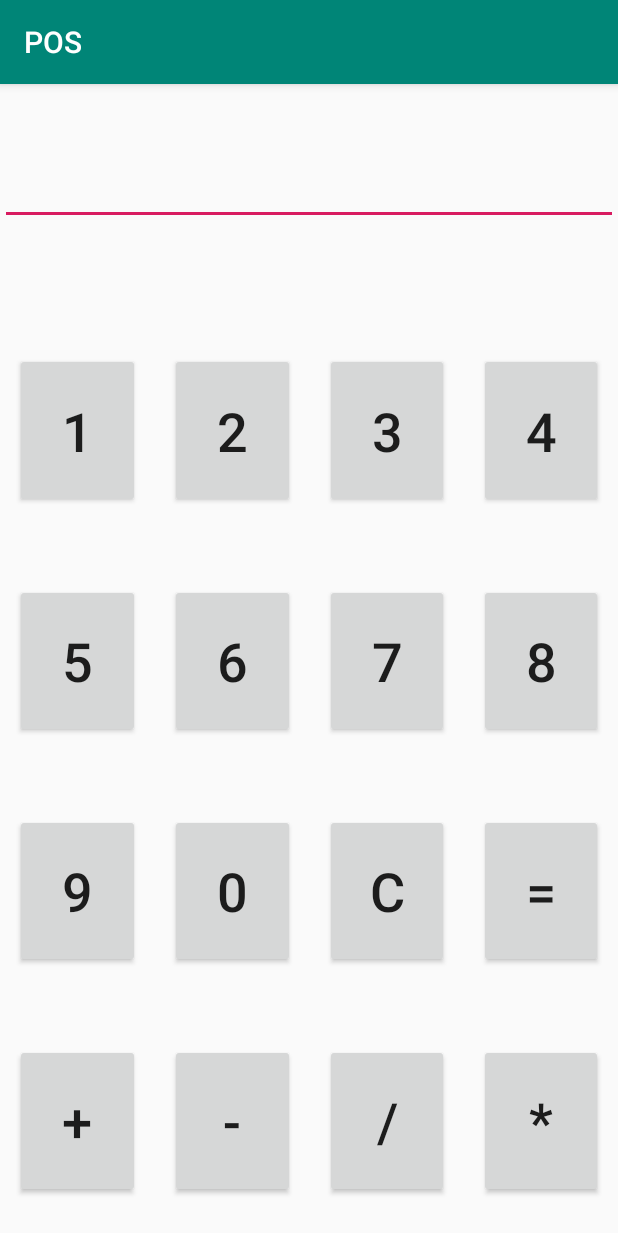
After one commit to ryagasanjay/POS, an Android app: the Calculator screen opened directly, with no data from a screen before it, on a phone screen of 412 x 824 dp. The commit adds this screen. Shown: the top 1233 px of the screen. Run offline under Robolectric (Android 15) with nearby library versions, the phone set to English and light mode, and no system bars.

Commit message:
added calculator

```diff
--- a/app/src/main/AndroidManifest.xml
+++ b/app/src/main/AndroidManifest.xml
@@ -1,6 +1,7 @@
 <?xml version="1.0" encoding="utf-8"?>
 <manifest xmlns:android="http://schemas.android.com/apk/res/android"
     package="com.example.pos">
+
     <uses-permission android:name="android.permission.SEND_SMS" />
     <uses-permission android:name="android.permission.CALL_PHONE" />
 
@@ -11,7 +12,8 @@
         android:roundIcon="@mipmap/ic_launcher_round"
         android:supportsRtl="true"
         android:theme="@style/AppTheme">
-        <activity android:name=".ThirdActivity"></activity>
+        <activity android:name=".Calculator"></activity>
+        <activity android:name=".ThirdActivity" />
         <activity android:name=".SecondActivity" />
         <activity android:name=".MainActivity">
             <intent-filter>
--- /dev/null
+++ b/app/src/main/java/com/example/pos/Calculator.java
@@ -0,0 +1,252 @@
+package com.example.pos;
+
+import androidx.appcompat.app.AppCompatActivity;
+
+import android.os.Bundle;
+import android.view.View;
+import android.widget.Button;
+import android.widget.EditText;
+
+public class Calculator extends AppCompatActivity {
+
+    EditText view;
+    String num1,num2,num3,num4;
+    double cal1,cal2;
+    Button b1,b2,b3,b4,b5,b6,b7,b8,b9,b0,bmin,bplus,bdiv,bmul,beqal,bclear;
+    @Override
+    protected void onCreate(Bundle savedInstanceState) {
+        super.onCreate(savedInstanceState);
+        setContentView(R.layout.activity_calculator);
+        view = findViewById(R.id.viewcal);
+        b1 = findViewById(R.id.button1);
+        b2 = findViewById(R.id.button2);
+        b3 = findViewById(R.id.button3);
+        b4 = findViewById(R.id.button4);
+        b5 = findViewById(R.id.button5);
+        b6 = findViewById(R.id.button6);
+        b7 = findViewById(R.id.button7);
+        b8 = findViewById(R.id.button8);
+        b9 = findViewById(R.id.button9);
+        b0 = findViewById(R.id.button10);
+        bmin = findViewById(R.id.buttonmil);
+        bmul = findViewById(R.id.buttonmul);
+        bplus = findViewById(R.id.buttonplus);
+        bdiv = findViewById(R.id.buttondiv);
+        beqal = findViewById(R.id.buttoneq);
+        bclear = findViewById(R.id.bclear);
+
+        b1.setOnClickListener(new View.OnClickListener() {
+            @Override
+            public void onClick(View v) {
+                view.setText(view.getText().toString()+"1");
+                if(num2 == "")
+                {
+                    num1 = num1 + "1";
+                }
+                else if(num2 == "+"||num2 == "-"||num2 == "/"||num2 == "*")
+                {
+                    num3 = num3 + "1";
+                }
+
+            }
+        });
+        b2.setOnClickListener(new View.OnClickListener() {
+            @Override
+            public void onClick(View v) {
+                view.setText(view.getText().toString()+"2");
+                if(num2 == "")
+                {
+                    num1 = num1 + "2";
+                }
+                else if(num2 == "+"||num2 == "-"||num2 == "/"||num2 == "*")
+                {
+                    num3 = num3 + "2";
+                }
+            }
+        });
+        b3.setOnClickListener(new View.OnClickListener() {
+            @Override
+            public void onClick(View v) {
+                view.setText(view.getText().toString()+"3");
+                if(num2 == "")
+                {
+                    num1 = num1 + "3";
+                }
+                else if(num2 == "+"||num2 == "-"||num2 == "/"||num2 == "*")
+                {
+                    num3 = num3 + "3";
+                }
+            }
+        });
+        b4.setOnClickListener(new View.OnClickListener() {
+            @Override
+            public void onClick(View v) {
+                view.setText(view.getText().toString()+"4");
+                if(num2 == "")
+                {
+                    num1 = num1 + "4";
+                }
+                else if(num2 == "+"||num2 == "-"||num2 == "/"||num2 == "*")
+                {
+                    num3 = num3 + "4";
+                }
+            }
+        });
+        b5.setOnClickListener(new View.OnClickListener() {
+            @Override
+            public void onClick(View v) {
+                view.setText(view.getText().toString()+"5");
+                if(num2 == "")
+                {
+                    num1 = num1 + "5";
+                }
+                else if(num2 == "+"||num2 == "-"||num2 == "/"||num2 == "*")
+                {
+                    num3 = num3 + "5";
+                }
+            }
+        });
+        b6.setOnClickListener(new View.OnClickListener() {
+            @Override
+            public void onClick(View v) {
+                view.setText(view.getText().toString()+"6");
+                if(num2 == "")
+                {
+                    num1 = num1 + "6";
+                }
+                else if(num2 == "+"||num2 == "-"||num2 == "/"||num2 == "*")
+                {
+                    num3 = num3 + "6";
+                }
+            }
+        });
+        b7.setOnClickListener(new View.OnClickListener() {
+            @Override
+            public void onClick(View v) {
+                view.setText(view.getText().toString()+"7");
+                if(num2 == "")
+                {
+                    num1 = num1 + "7";
+                }
+                else if(num2 == "+"||num2 == "-"||num2 == "/"||num2 == "*")
+                {
+                    num3 = num3 + "7";
+                }
+            }
+        });
+        b8.setOnClickListener(new View.OnClickListener() {
+            @Override
+            public void onClick(View v) {
+                view.setText(view.getText().toString()+"8");
+                if(num2 == "")
+                {
+                    num1 = num1 + "8";
+                }
+                else if(num2 == "+"||num2 == "-"||num2 == "/"||num2 == "*")
+                {
+                    num3 = num3 + "8";
+                }
+            }
+        });
+        b9.setOnClickListener(new View.OnClickListener() {
+            @Override
+            public void onClick(View v) {
+                view.setText(view.getText().toString()+"9");
+                if(num2 == "")
+                {
+                    num1 = num1 + "9";
+                }
+                else if(num2 == "+"||num2 == "-"||num2 == "/"||num2 == "*")
+                {
+                    num3 = num3 + "9";
+                }
+            }
+        });
+        b0.setOnClickListener(new View.OnClickListener() {
+            @Override
+            public void onClick(View v) {
+                view.setText(view.getText().toString()+"0");
+                if(num2 == "")
+                {
+                    num1 = num1 + "0";
+                }
+                else if(num2 == "+"||num2 == "-"||num2 == "/"||num2 == "*")
+                {
+                    num3 = num3 + "0";
+                }
+            }
+        });
+        bclear.setOnClickListener(new View.OnClickListener() {
+            @Override
+            public void onClick(View v) {
+                view.setText("");
+                num1="";
+                num2="";
+                num3="";
+                cal1=0;
+                cal2=0;
+            }
+        });
+        bplus.setOnClickListener(new View.OnClickListener() {
+            @Override
+            public void onClick(View v) {
+                cal1 = Double.parseDouble(num1);
+                view.setText(view.getText().toString()+"+");
+                num2 = "+";
+            }
+        });
+        bmin.setOnClickListener(new View.OnClickListener() {
+            @Override
+            public void onClick(View v) {
+                cal1 = Double.parseDouble(num1);
+                view.setText(view.getText().toString()+"-");
+                num2 = "-";
+            }
+        });
+        bdiv.setOnClickListener(new View.OnClickListener() {
+            @Override
+            public void onClick(View v) {
+                cal1 = Double.parseDouble(num1);
+                view.setText(view.getText().toString()+"/");
+                num2 = "/";
+            }
+        });
+        bmul.setOnClickListener(new View.OnClickListener() {
+            @Override
+            public void onClick(View v) {
+                cal1 = Double.parseDouble(num1);
+                view.setText(view.getText().toString()+"*");
+                num2 = "*";
+            }
+        });
+        beqal.setOnClickListener(new View.OnClickListener() {
+            @Override
+            public void onClick(View v) {
+                if(num2 == "+")
+                {
+                    cal2 = Double.parseDouble(num3);
+                    num4 = String.valueOf(cal1 + cal2);
+                }
+                else if(num2 == "-")
+                {
+                    cal2 = Double.parseDouble(num3);
+                    num4 = String.valueOf(cal1 - cal2);
+                }
+                else if(num2 == "/")
+                {
+                    cal2 = Double.parseDouble(num3);
+                    num4 = String.valueOf(cal1 / cal2);
+                }
+                else if(num2 == "*")
+                {
+                    cal2 = Double.parseDouble(num3);
+                    num4 = String.valueOf(cal1 * cal2);
+                }
+                view.setText(num4);
+                num1="";
+                num2="";
+                num3="";cal1=0;cal2=0;
+            }
+        });
+    }
+}
--- a/app/src/main/java/com/example/pos/MainActivity.java
+++ b/app/src/main/java/com/example/pos/MainActivity.java
@@ -4,6 +4,7 @@ import androidx.appcompat.app.AppCompatActivity;
 import androidx.core.app.ActivityCompat;
 
 import android.Manifest;
+import android.annotation.SuppressLint;
 import android.content.Intent;
 import android.content.pm.PackageManager;
 import android.os.Build;
@@ -95,6 +96,15 @@ public class MainActivity extends AppCompatActivity {
             }
         });
 
+        Button calc = findViewById(R.id.calculator);
+        calc.setOnClickListener(new View.OnClickListener() {
+            @Override
+            public void onClick(View v) {
+                Intent intent = new Intent(MainActivity.this,Calculator.class);
+                startActivity(intent);
+            }
+        });
+
 
     }
 
@@ -130,6 +140,7 @@ public class MainActivity extends AppCompatActivity {
      */
 
 
+    @SuppressLint("LongLogTag")
     protected void sendEmail() {
         Log.i("Send email", "");
         String[] TO = {""};
--- /dev/null
+++ b/app/src/main/res/layout/activity_calculator.xml
@@ -0,0 +1,241 @@
+<?xml version="1.0" encoding="utf-8"?>
+<LinearLayout xmlns:android="http://schemas.android.com/apk/res/android"
+    xmlns:app="http://schemas.android.com/apk/res-auto"
+    xmlns:tools="http://schemas.android.com/tools"
+    android:layout_width="match_parent"
+    android:layout_height="match_parent"
+    android:orientation="vertical"
+    tools:context=".Calculator">
+
+    <LinearLayout
+        android:layout_width="match_parent"
+        android:layout_height="match_parent"
+        android:layout_weight="1"
+        android:orientation="vertical">
+
+        <EditText
+            android:id="@+id/viewcal"
+            android:layout_width="match_parent"
+            android:layout_height="94dp"
+            android:ems="10"
+            android:inputType="textPersonName" />
+    </LinearLayout>
+
+    <LinearLayout
+        android:layout_width="match_parent"
+        android:layout_height="match_parent"
+        android:layout_weight="1"
+        android:gravity="center_vertical"
+        android:weightSum="4">
+
+        <Button
+            android:id="@+id/button1"
+            android:layout_width="wrap_content"
+            android:layout_height="match_parent"
+            android:layout_marginLeft="10dp"
+            android:layout_marginTop="25dp"
+            android:layout_marginRight="10dp"
+            android:layout_marginBottom="25dp"
+            android:layout_weight="1"
+            android:text="1"
+            android:textSize="36sp" />
+
+        <Button
+            android:id="@+id/button2"
+            android:layout_width="wrap_content"
+            android:layout_height="match_parent"
+            android:layout_marginLeft="10dp"
+            android:layout_marginTop="25dp"
+            android:layout_marginRight="10dp"
+            android:layout_marginBottom="25dp"
+            android:layout_weight="1"
+            android:text="2"
+            android:textSize="36sp" />
+
+        <Button
+            android:id="@+id/button3"
+            android:layout_width="wrap_content"
+            android:layout_height="match_parent"
+            android:layout_marginLeft="10dp"
+            android:layout_marginTop="25dp"
+            android:layout_marginRight="10dp"
+            android:layout_marginBottom="25dp"
+            android:layout_weight="1"
+            android:text="3"
+            android:textSize="36sp" />
+
+        <Button
+            android:id="@+id/button4"
+            android:layout_width="wrap_content"
+            android:layout_height="match_parent"
+            android:layout_marginLeft="10dp"
+            android:layout_marginTop="25dp"
+            android:layout_marginRight="10dp"
+            android:layout_marginBottom="25dp"
+            android:layout_weight="1"
+            android:text="4"
+            android:textSize="36sp" />
+    </LinearLayout>
+
+    <LinearLayout
+        android:layout_width="match_parent"
+        android:layout_height="match_parent"
+        android:layout_weight="1">
+
+        <Button
+            android:id="@+id/button5"
+            android:layout_width="match_parent"
+            android:layout_height="match_parent"
+            android:layout_marginLeft="10dp"
+            android:layout_marginTop="25dp"
+            android:layout_marginRight="10dp"
+            android:layout_marginBottom="25dp"
+            android:layout_weight="1"
+            android:text="5"
+            android:textSize="36sp" />
+
+        <Button
+            android:id="@+id/button6"
+            android:layout_width="match_parent"
+            android:layout_height="match_parent"
+            android:layout_marginLeft="10dp"
+            android:layout_marginTop="25dp"
+            android:layout_marginRight="10dp"
+            android:layout_marginBottom="25dp"
+            android:layout_weight="1"
+            android:text="6"
+            android:textSize="36sp" />
+
+        <Button
+            android:id="@+id/button7"
+            android:layout_width="match_parent"
+            android:layout_height="match_parent"
+            android:layout_marginLeft="10dp"
+            android:layout_marginTop="25dp"
+            android:layout_marginRight="10dp"
+            android:layout_marginBottom="25dp"
+            android:layout_weight="1"
+            android:text="7"
+            android:textSize="36sp" />
+
+        <Button
+            android:id="@+id/button8"
+            android:layout_width="match_parent"
+            android:layout_height="match_parent"
+            android:layout_marginLeft="10dp"
+            android:layout_marginTop="25dp"
+            android:layout_marginRight="10dp"
+            android:layout_marginBottom="25dp"
+            android:layout_weight="1"
+            android:text="8"
+            android:textSize="36sp" />
+    </LinearLayout>
+
+    <LinearLayout
+        android:layout_width="match_parent"
+        android:layout_height="match_parent"
+        android:layout_weight="1">
+
+        <Button
+            android:id="@+id/button9"
+            android:layout_width="wrap_content"
+            android:layout_height="match_parent"
+            android:layout_marginLeft="10dp"
+            android:layout_marginTop="25dp"
+            android:layout_marginRight="10dp"
+            android:layout_marginBottom="25dp"
+            android:layout_weight="1"
+            android:text="9"
+            android:textSize="36sp" />
+
+        <Button
+            android:id="@+id/button10"
+            android:layout_width="wrap_content"
+            android:layout_height="match_parent"
+            android:layout_marginLeft="10dp"
+            android:layout_marginTop="25dp"
+            android:layout_marginRight="10dp"
+            android:layout_marginBottom="25dp"
+            android:layout_weight="1"
+            android:text="0"
+            android:textSize="36sp" />
+
+        <Button
+            android:id="@+id/bclear"
+            android:layout_width="wrap_content"
+            android:layout_height="match_parent"
+            android:layout_marginLeft="10dp"
+            android:layout_marginTop="25dp"
+            android:layout_marginRight="10dp"
+            android:layout_marginBottom="25dp"
+            android:layout_weight="1"
+            android:text="c"
+            android:textSize="36sp" />
+
+        <Button
+            android:id="@+id/buttoneq"
+            android:layout_width="wrap_content"
+            android:layout_height="match_parent"
+            android:layout_marginLeft="10dp"
+            android:layout_marginTop="25dp"
+            android:layout_marginRight="10dp"
+            android:layout_marginBottom="25dp"
+            android:layout_weight="1"
+            android:text="="
+            android:textSize="36sp" />
+    </LinearLayout>
+
+    <LinearLayout
+        android:layout_width="match_parent"
+        android:layout_height="match_parent"
+        android:layout_weight="1">
+
+        <Button
+            android:id="@+id/buttonplus"
+            android:layout_width="wrap_content"
+            android:layout_height="match_parent"
+            android:layout_marginLeft="10dp"
+            android:layout_marginTop="25dp"
+            android:layout_marginRight="10dp"
+            android:layout_marginBottom="25dp"
+            android:layout_weight="1"
+            android:text="+"
+            android:textSize="36sp" />
+
+        <Button
+            android:id="@+id/buttonmil"
+            android:layout_width="wrap_content"
+            android:layout_height="match_parent"
+            android:layout_marginLeft="10dp"
+            android:layout_marginTop="25dp"
+            android:layout_marginRight="10dp"
+            android:layout_marginBottom="25dp"
+            android:layout_weight="1"
+            android:text="-"
+            android:textSize="36sp" />
+
+        <Button
+            android:id="@+id/buttondiv"
+            android:layout_width="wrap_content"
+            android:layout_height="match_parent"
+            android:layout_marginLeft="10dp"
+            android:layout_marginTop="25dp"
+            android:layout_marginRight="10dp"
+            android:layout_marginBottom="25dp"
+            android:layout_weight="1"
+            android:text="/"
+            android:textSize="36sp" />
+
+        <Button
+            android:id="@+id/buttonmul"
+            android:layout_width="wrap_content"
+            android:layout_height="match_parent"
+            android:layout_marginLeft="10dp"
+            android:layout_marginTop="25dp"
+            android:layout_marginRight="10dp"
+            android:layout_marginBottom="25dp"
+            android:layout_weight="1"
+            android:text="*"
+            android:textSize="36sp" />
+    </LinearLayout>
+</LinearLayout>
```
